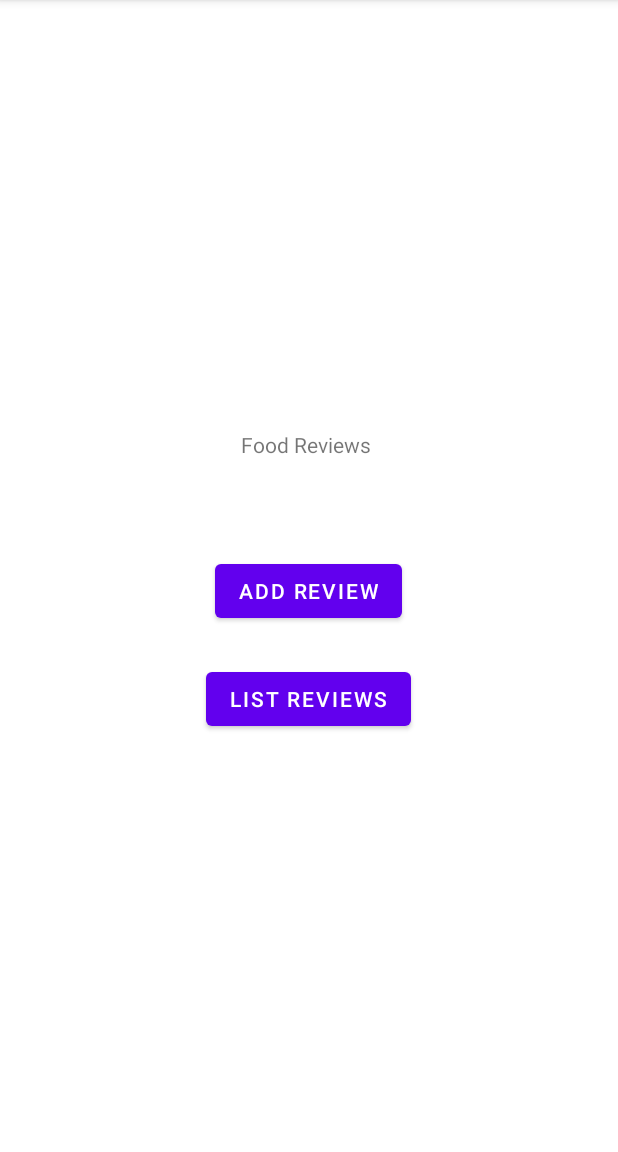
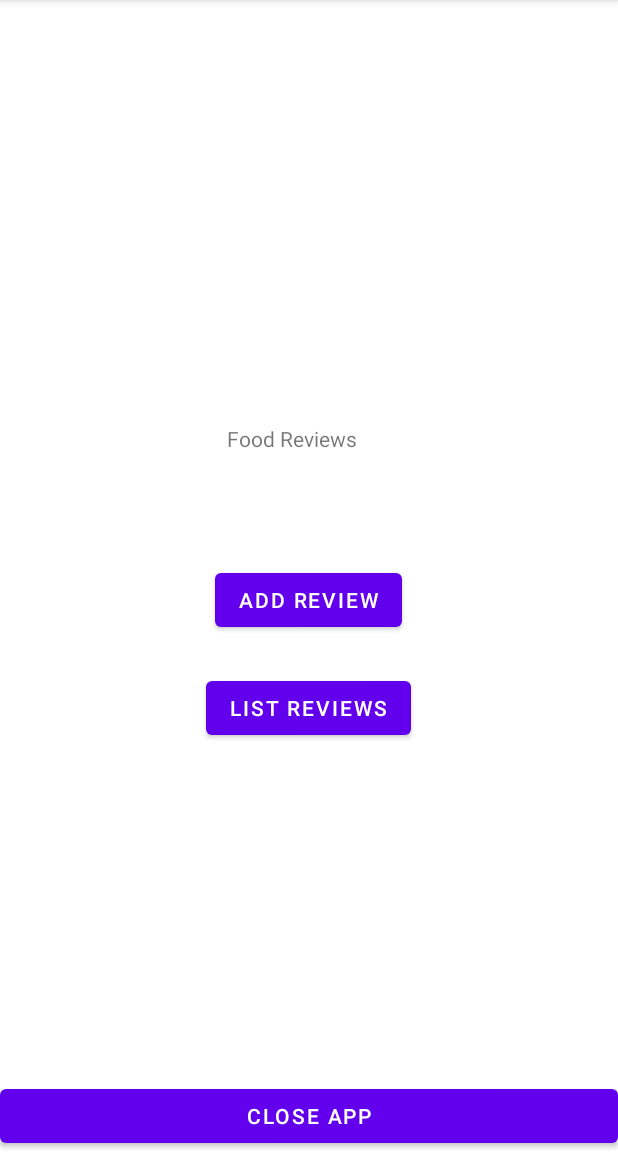
Before and after one commit to tom12345-coder-creator/FoodCriticApp, an Android app: the MainActivity screen opened directly, with no data from a screen before it, on a phone screen of 412 x 824 dp, the part 84-1236 px from its top. Run offline under Robolectric (Android 15) with nearby library versions, the phone set to English and light mode, and no system bars.

Commit message:
added an exit button for the app

```diff
--- a/app/src/main/java/com/example/foodcriticapp/MainActivity.java
+++ b/app/src/main/java/com/example/foodcriticapp/MainActivity.java
@@ -35,5 +35,15 @@ public class MainActivity extends AppCompatActivity {
                 startActivity(intent);
             }
         });
+
+        Button btn1 = findViewById(R.id.btn1);
+        btn1.setOnClickListener(new View.OnClickListener() {
+
+            @Override
+            public void onClick(View v) {
+                finish();
+                System.exit(0);
+            }
+        });
     }
 }
--- a/app/src/main/res/layout/activity_main.xml
+++ b/app/src/main/res/layout/activity_main.xml
@@ -8,8 +8,9 @@
 
     <TextView
         android:id="@+id/foodReviewText"
-        android:layout_width="wrap_content"
-        android:layout_height="wrap_content"
+        android:layout_width="108dp"
+        android:layout_height="29dp"
+        android:autoSizeMinTextSize="50dp"
         android:text="@string/FoodCriticApp"
         app:layout_constraintBottom_toBottomOf="parent"
         app:layout_constraintHorizontal_bias="0.498"
@@ -38,4 +39,13 @@
         app:layout_constraintStart_toStartOf="@+id/addReviewbtn"
         app:layout_constraintTop_toBottomOf="@+id/addReviewbtn" />
 
+    <Button
+        android:id="@+id/btn1"
+        android:layout_width="fill_parent"
+        android:layout_height="wrap_content"
+        android:text="Close App"
+        app:layout_constraintBottom_toBottomOf="parent"
+        app:layout_constraintEnd_toEndOf="parent"
+        app:layout_constraintStart_toStartOf="parent" />
+
 </androidx.constraintlayout.widget.ConstraintLayout>
```
